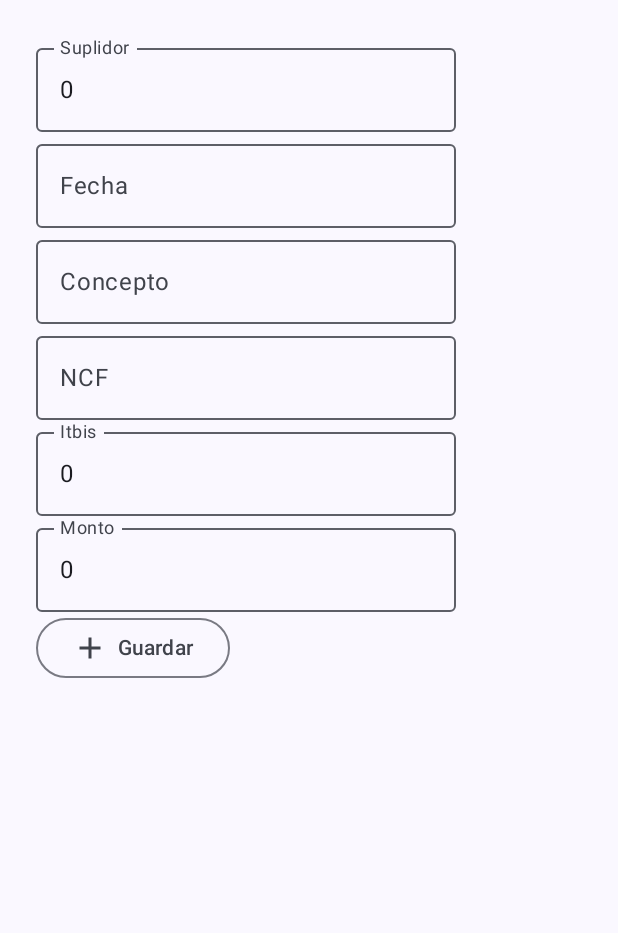
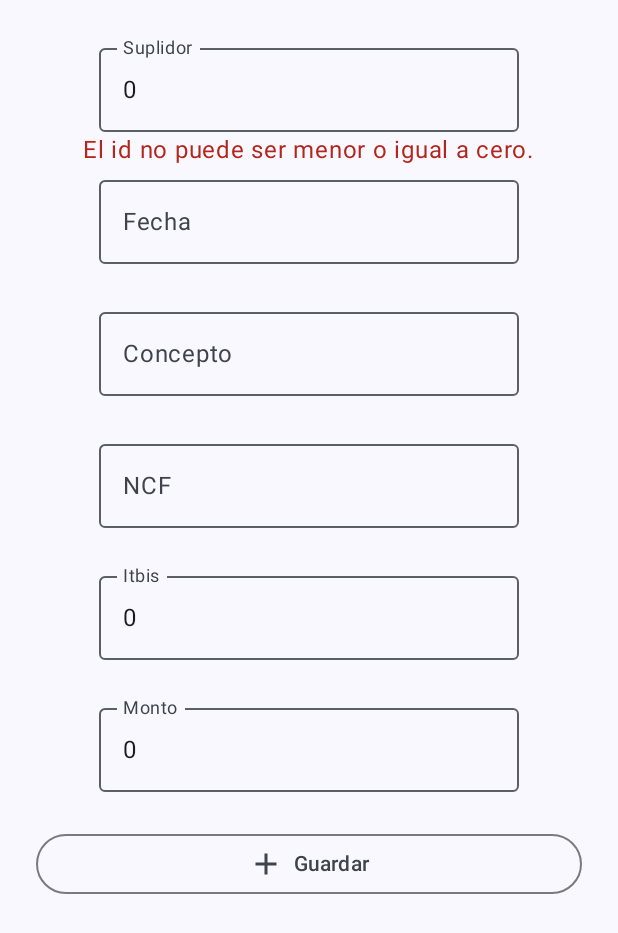
Before and after one commit to JaSsT20/levid_p2_ap2, an Android app built with Jetpack Compose: the screen it shows after launch (MainActivity), after a tap on "Guardar", on a phone screen of 412 x 824 dp. Shown: the top 933 px of the screen. Run offline under Robolectric (Android 15) with nearby library versions, the phone set to English and light mode, and no system bars; our stand-ins replace Dagger/Hilt's generated code; 1 statement that could not run was skipped.

```diff
--- a/app/src/main/java/com/levid/levid_p2_ap2/ui/gastos/GastosScreen.kt
+++ b/app/src/main/java/com/levid/levid_p2_ap2/ui/gastos/GastosScreen.kt
@@ -1,4 +1,4 @@
-@file:OptIn(ExperimentalMaterial3Api::class)
+@file:OptIn(ExperimentalMaterial3Api::class, ExperimentalMaterial3Api::class)
 
 package com.levid.levid_p2_ap2.ui.gastos
 
@@ -16,6 +16,8 @@ import androidx.compose.material.icons.Icons
 import androidx.compose.material.icons.filled.Add
 import androidx.compose.material.icons.filled.Delete
 import androidx.compose.material.icons.filled.Edit
+import androidx.compose.material3.ButtonDefaults
+import androidx.compose.material3.ButtonElevation
 import androidx.compose.material3.Divider
 import androidx.compose.material3.ExperimentalMaterial3Api
 import androidx.compose.material3.Icon
@@ -53,7 +55,10 @@ fun GastosScreen(
 @Composable
 fun Form(viewModel: GastosViewModel) {
     Column(
-        modifier = Modifier.padding(16.dp)
+        modifier = Modifier
+            .fillMaxWidth()
+            .padding(16.dp),
+        horizontalAlignment = Alignment.CenterHorizontally
     ) {
         SuplidorTextField(viewModel = viewModel)
         FechaTextField(viewModel = viewModel)
@@ -67,7 +72,10 @@ fun Form(viewModel: GastosViewModel) {
 
 @Composable
 fun SaveButton(viewModel: GastosViewModel) {
-    OutlinedButton(onClick = { viewModel.guardar()}) {
+    OutlinedButton(
+        onClick = { viewModel.guardar()},
+        modifier = Modifier.fillMaxWidth()
+    ) {
         Icon(imageVector = Icons.Filled.Add, contentDescription = "Add icon")
         Spacer(modifier = Modifier.padding(horizontal = 3.dp))
         Text(text = "Guardar")
@@ -78,37 +86,54 @@ fun SaveButton(viewModel: GastosViewModel) {
 @Composable
 fun SuplidorTextField(viewModel: GastosViewModel){
     OutlinedTextField(
+        keyboardOptions = KeyboardOptions.Default.copy(keyboardType = KeyboardType.Number),
         value = viewModel.idSuplidor.toString(),
-        onValueChange = { viewModel.idSuplidor = it.toIntOrNull() ?: 0},
+        onValueChange = {
+                viewModel.idSuplidor = it.toIntOrNull() ?: 0
+                viewModel.msgIdSuplidor = ""
+        },
         label = { Text(text = "Suplidor")}
     )
+    Text(text = viewModel.msgIdSuplidor, color = MaterialTheme.colorScheme.error)
 }
 
 @Composable
 fun FechaTextField(viewModel: GastosViewModel){
     OutlinedTextField(
         value = viewModel.fecha,
-        onValueChange = { viewModel.fecha = it},
+        onValueChange = {
+            viewModel.fecha = it
+            viewModel.msgFecha = ""
+        },
         label = { Text(text = "Fecha")}
     )
+    Text(text = viewModel.msgFecha, color = MaterialTheme.colorScheme.error)
 }
 
 @Composable
 fun ConceptoTextField(viewModel: GastosViewModel){
     OutlinedTextField(
         value = viewModel.concepto,
-        onValueChange = { viewModel.concepto = it},
+        onValueChange = {
+            viewModel.concepto = it
+            viewModel.msgConcepto = ""
+        },
         label = { Text(text = "Concepto")}
     )
+    Text(text = viewModel.msgConcepto, color = MaterialTheme.colorScheme.error)
 }
 
 @Composable
 fun NcfTextField(viewModel: GastosViewModel){
     OutlinedTextField(
         value = viewModel.ncf,
-        onValueChange = { viewModel.ncf = it},
+        onValueChange = {
+            viewModel.ncf = it
+            viewModel.msgNcf = ""
+        },
         label = { Text(text = "NCF")}
     )
+    Text(text = viewModel.msgNcf, color = MaterialTheme.colorScheme.error)
 }
 
 @Composable
@@ -116,9 +141,13 @@ fun ItbisTextField(viewModel: GastosViewModel){
     OutlinedTextField(
         keyboardOptions = KeyboardOptions.Default.copy(keyboardType = KeyboardType.Number),
         value = viewModel.itbis.toString(),
-        onValueChange = { viewModel.itbis = it.toIntOrNull() ?: 0},
+        onValueChange = {
+            viewModel.itbis = it.toIntOrNull() ?: 0
+            viewModel.msgItbis = ""
+        },
         label = { Text(text = "Itbis")}
     )
+    Text(text = viewModel.msgItbis, color = MaterialTheme.colorScheme.error)
 }
 
 @Composable
@@ -126,9 +155,14 @@ fun MontoTextField(viewModel: GastosViewModel){
     OutlinedTextField(
         keyboardOptions = KeyboardOptions.Default.copy(keyboardType = KeyboardType.Number),
         value = viewModel.monto.toString(),
-        onValueChange = { viewModel.monto = it.toIntOrNull() ?: 0},
+        onValueChange =
+        {
+            viewModel.monto = it.toIntOrNull() ?: 0
+            viewModel.msgMonto = ""
+        },
         label = { Text(text = "Monto")}
     )
+    Text(text = viewModel.msgMonto, color = MaterialTheme.colorScheme.error)
 }
 @Composable
 fun GastosList(gastos: List<GastoDto>, viewModel: GastosViewModel) {
--- a/app/src/main/java/com/levid/levid_p2_ap2/ui/gastos/GastosViewModel.kt
+++ b/app/src/main/java/com/levid/levid_p2_ap2/ui/gastos/GastosViewModel.kt
@@ -32,9 +32,18 @@ class GastosViewModel @Inject constructor(
     var itbis by mutableIntStateOf(0)
     var monto by mutableIntStateOf(0)
 
+    //Error msg
+    var msgIdSuplidor by mutableStateOf("")
+    var msgFecha by mutableStateOf("")
+    var msgConcepto by mutableStateOf("")
+    var msgNcf by mutableStateOf("")
+    var msgItbis by mutableStateOf("")
+    var msgMonto by mutableStateOf("")
+
     private var gastoModificar: GastoDto? = null
 
     fun guardar(){
+        if(validar()){
             viewModelScope.launch {
                 try{
                     if(gastoModificar != null){
@@ -47,10 +56,10 @@ class GastosViewModel @Inject constructor(
                 }catch (ex: Exception){
                     _uiState.update { it.copy(error = ex.message ?: "Error") }
                 }
-            insertar()
             }
             limpiar()
             cargarDatos()
+        }
     }
     fun modificar(){
         viewModelScope.launch {
@@ -73,7 +82,6 @@ class GastosViewModel @Inject constructor(
     }
     fun modificarGasto(gasto: GastoDto) {
         gastoModificar = gasto
-        // Rellena los inputs con los datos del gasto
         fecha = gasto.fecha
         idSuplidor = gasto.idSuplidor
         concepto = gasto.concepto
@@ -85,6 +93,7 @@ class GastosViewModel @Inject constructor(
         viewModelScope.launch {
             gastosRepository.deleteGasto(id)
         }
+        cargarDatos()
     }
     fun limpiar(){
         fecha = ""
@@ -93,6 +102,38 @@ class GastosViewModel @Inject constructor(
         ncf = ""
         itbis = 0
         monto = 0
+    }
+    fun validar(): Boolean {
+        if(idSuplidor <= 0){
+            msgIdSuplidor = "El id no puede ser menor o igual a cero."
+            return false
+        }
+        else if(fecha.isBlank()){
+            msgFecha = "Debe colocar una fecha [yyyy-MM-dd]."
+            return false
+        }
+        else if(concepto.isBlank()){
+            msgConcepto = "Debe colocar un concepto."
+            return false
+        }
+        else if(ncf.isBlank()){
+            msgNcf = "Debe colocar un NCF"
+            return false
+        }
+        else if(ncf.length < 11){
+            msgNcf = "El máximo y mínimo de este es de 11 dígitos."
+            return false
+        }
+        else if(itbis < 0){
+            msgItbis = "El ITBIS debe ser mayor o igual a cero."
+            return false
+        }
+        else if(monto <= 0){
+            msgMonto = "El monto debe ser mayor que cero."
+            return false
+        }
+        else
+            return true
     }
     fun cargarDatos(){
         viewModelScope.launch {
```
Lines whose indentation alone changed are shown as unchanged.
